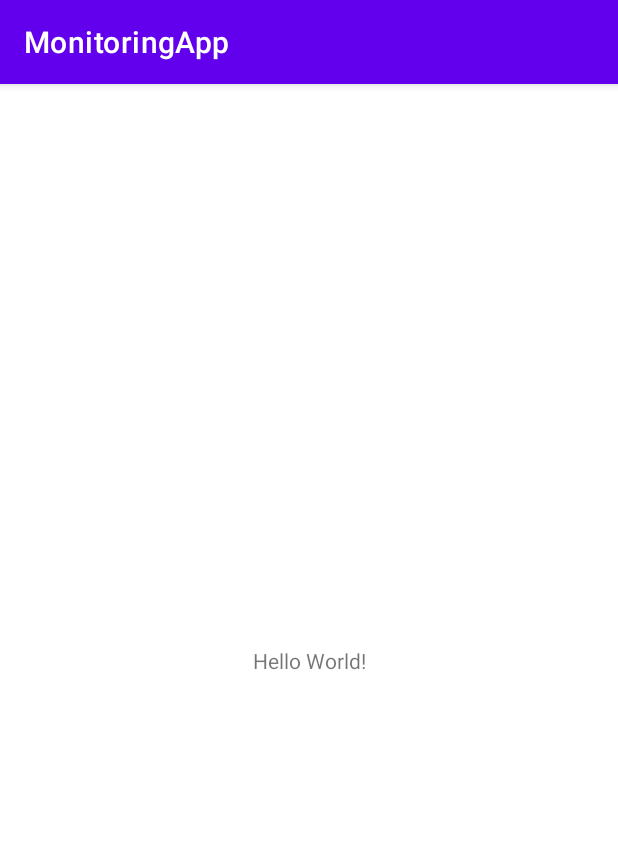
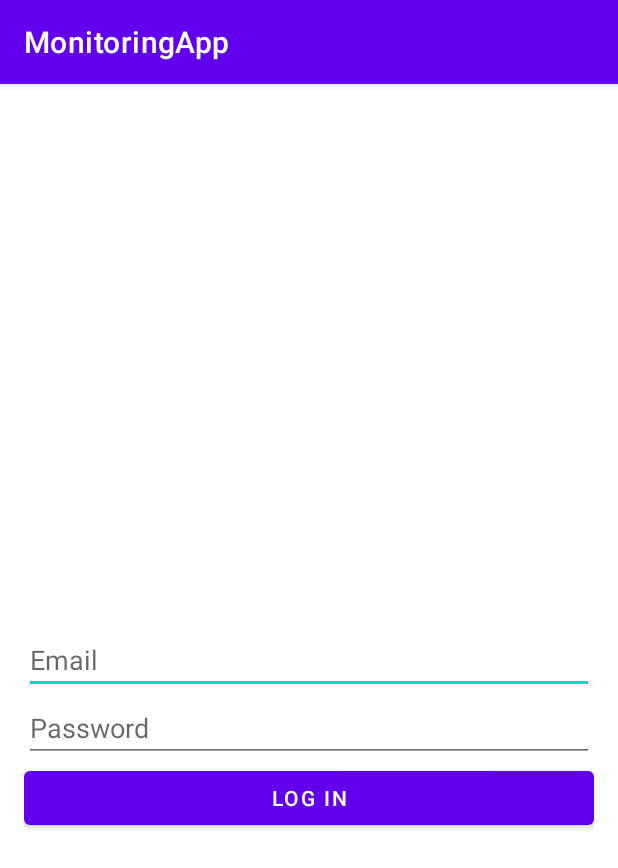
Before and after one commit to EgorCry/MonitoringApp, an Android app: the screen it shows after launch (MainActivity), on a phone screen of 412 x 824 dp. Shown: the top 868 px of the screen. Run offline under Robolectric (Android 15) with nearby library versions, the phone set to English and light mode, and no system bars.

Commit message:
Added some new classes

```diff
--- a/app/build.gradle
+++ b/app/build.gradle
@@ -3,7 +3,7 @@ plugins {
 }
 
 android {
-    compileSdk 32
+    compileSdk 33
 
     defaultConfig {
         applicationId "com.example.monitoringapp"
@@ -28,7 +28,7 @@ android {
 }
 
 dependencies {
-
+    implementation 'com.squareup.retrofit2:retrofit:2.9.0'
     implementation 'androidx.appcompat:appcompat:1.6.1'
     implementation 'com.google.android.material:material:1.8.0'
     implementation 'androidx.constraintlayout:constraintlayout:2.1.4'
--- a/app/src/main/AndroidManifest.xml
+++ b/app/src/main/AndroidManifest.xml
@@ -3,7 +3,10 @@
     xmlns:tools="http://schemas.android.com/tools"
     package="com.example.monitoringapp">
 
+    <uses-permission android:name="android.permission.INTERNET" />
+
     <application
+        android:usesCleartextTraffic="true"
         android:allowBackup="true"
         android:dataExtractionRules="@xml/data_extraction_rules"
         android:fullBackupContent="@xml/backup_rules"
--- a/app/src/main/java/com/example/monitoringapp/MainActivity.java
+++ b/app/src/main/java/com/example/monitoringapp/MainActivity.java
@@ -1,8 +1,13 @@
 package com.example.monitoringapp;
 
+import android.os.AsyncTask;
+import android.os.Bundle;
+import android.util.Log;
 import androidx.appcompat.app.AppCompatActivity;
-
-import android.os.Bundle;
+import java.io.BufferedReader;
+import java.io.InputStreamReader;
+import java.net.HttpURLConnection;
+import java.net.URL;
 
 public class MainActivity extends AppCompatActivity {
 
@@ -10,5 +15,40 @@ public class MainActivity extends AppCompatActivity {
     protected void onCreate(Bundle savedInstanceState) {
         super.onCreate(savedInstanceState);
         setContentView(R.layout.activity_main);
+
+        new HttpGetRequest().execute();
+    }
+
+    private class HttpGetRequest extends AsyncTask<Void, Void, String> {
+        @Override
+        protected String doInBackground(Void... voids) {
+            try {
+                URL url = new URL("http://192.168.0.102:5000/workers");
+                HttpURLConnection conn = (HttpURLConnection) url.openConnection();
+                conn.setRequestMethod("GET");
+                conn.setRequestProperty("Content-Type", "application/json");
+
+                BufferedReader reader = new BufferedReader(new InputStreamReader(conn.getInputStream()));
+                StringBuilder sb = new StringBuilder();
+                String line;
+                while ((line = reader.readLine()) != null) {
+                    sb.append(line + "\n");
+                }
+                reader.close();
+
+                String jsonString = sb.toString();
+                return jsonString;
+            } catch (Exception e) {
+                e.printStackTrace();
+                return null;
+            }
+        }
+
+        @Override
+        protected void onPostExecute(String jsonString) {
+            if (jsonString != null) {
+                Log.d("JSON", jsonString);
+            }
+        }
     }
 }
--- a/app/src/main/res/layout/activity_main.xml
+++ b/app/src/main/res/layout/activity_main.xml
@@ -1,18 +1,32 @@
 <?xml version="1.0" encoding="utf-8"?>
-<androidx.constraintlayout.widget.ConstraintLayout xmlns:android="http://schemas.android.com/apk/res/android"
-    xmlns:app="http://schemas.android.com/apk/res-auto"
-    xmlns:tools="http://schemas.android.com/tools"
+<RelativeLayout
+    xmlns:android="http://schemas.android.com/apk/res/android"
     android:layout_width="match_parent"
     android:layout_height="match_parent"
-    tools:context=".MainActivity">
+    android:padding="16dp">
 
-    <TextView
-        android:layout_width="wrap_content"
+    <EditText
+        android:id="@+id/email_edit_text"
+        android:layout_width="match_parent"
         android:layout_height="wrap_content"
-        android:text="Hello World!"
-        app:layout_constraintBottom_toBottomOf="parent"
-        app:layout_constraintEnd_toEndOf="parent"
-        app:layout_constraintStart_toStartOf="parent"
-        app:layout_constraintTop_toTopOf="parent" />
+        android:hint="Email"
+        android:layout_centerInParent="true" />
 
-</androidx.constraintlayout.widget.ConstraintLayout>
+    <EditText
+        android:id="@+id/password_edit_text"
+        android:layout_width="match_parent"
+        android:layout_height="wrap_content"
+        android:inputType="textPassword"
+        android:hint="Password"
+        android:layout_below="@id/email_edit_text"
+        android:layout_centerInParent="true" />
+
+    <Button
+        android:id="@+id/login_button"
+        android:layout_width="match_parent"
+        android:layout_height="wrap_content"
+        android:text="Log In"
+        android:layout_below="@id/password_edit_text"
+        android:layout_centerInParent="true" />
+
+</RelativeLayout>
--- a/build.gradle
+++ b/build.gradle
@@ -1,7 +1,7 @@
 // Top-level build file where you can add configuration options common to all sub-projects/modules.
 plugins {
-    id 'com.android.application' version '7.2.1' apply false
-    id 'com.android.library' version '7.2.1' apply false
+    id 'com.android.application' version '7.4.2' apply false
+    id 'com.android.library' version '7.4.2' apply false
 }
 
 task clean(type: Delete) {
```
Also changed, not shown: app/src/main/java/com/example/monitoringapp/Worker.java (added, +46 -0 lines), gradle/wrapper/gradle-wrapper.properties.
